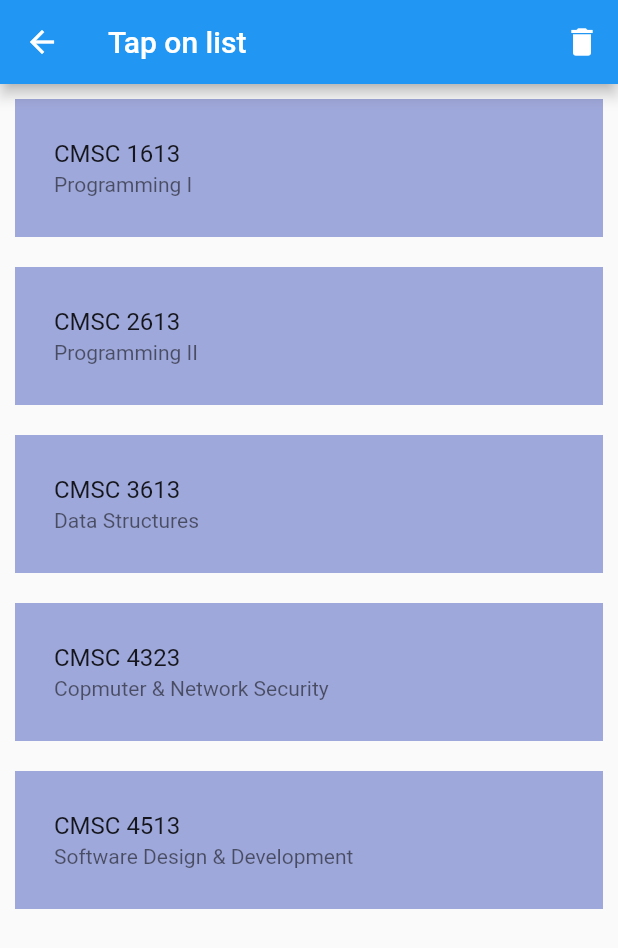
After one commit to nurulakter8/Admin-Function, a Flutter app: the screen it shows after launch, after a tap on "Tap on List Demo", on a phone screen of 412 x 824 dp. The commit adds this screen. Shown: the top 948 px of the screen. Run offline on Flutter 3.47's test engine with Material 2 defaults, Android fonts, the phone set to English and light mode, and no system bars; network calls fail.

Commit message:
3 more screen commit

```diff
--- a/lib/main.dart
+++ b/lib/main.dart
@@ -2,6 +2,7 @@ import 'package:flutter/material.dart';
 import 'package:lesson2/screens/counterdemo_screen.dart';
 import 'package:lesson2/screens/listdemo_screen.dart';
 import 'package:lesson2/screens/start_screen.dart';
+import 'package:lesson2/screens/tapoplist_screen.dart';
 import 'package:lesson2/screens/widgetlifecycle.dart';
 
 void main() {
@@ -18,6 +19,7 @@ class Lesson2App extends StatelessWidget {
         CounterDemoScreen.routeName: (context) => CounterDemoScreen(),
         WidgetLifeCycle.routeName: (context) => WidgetLifeCycle(),
         ListDemoScreen.routeName: (context) => ListDemoScreen(),
+        TapOnListScreen.routeName: (context) => TapOnListScreen(),
       },
     );
   }
--- /dev/null
+++ b/lib/model/course.dart
@@ -0,0 +1,46 @@
+class Course {
+  String number;
+  String title;
+  String prereq;
+  String imageUrl;
+  bool selected;
+  Course(
+      {this.imageUrl,
+      this.number,
+      this.prereq,
+      this.title,
+      this.selected = false});
+}
+
+var courseList = [
+  Course(
+    number: 'CMSC 1613',
+    title: 'Programming I',
+    prereq: 'CMSC 1513',
+    imageUrl: 'https://m.media-amazon.com/images/I/51Z-XJXiQnL._AC_UL320_.jpg',
+  ),
+  Course(
+    number: 'CMSC 2613',
+    title: 'Programming II',
+    prereq: 'CMSC 1613',
+    imageUrl: 'https://m.media-amazon.com/images/I/416cBuHy+ZL._AC_UL320_.jpg',
+  ),
+  Course(
+    number: 'CMSC 3613',
+    title: 'Data Structures',
+    prereq: 'CMSC 2613',
+    imageUrl: 'https://m.media-amazon.com/images/I/81jMGG8Rp8L._AC_UL320_.jpg',
+  ),
+  Course(
+    number: 'CMSC 4323',
+    title: 'Copmuter & Network Security',
+    prereq: 'CMSC 3613',
+    imageUrl: 'https://m.media-amazon.com/images/I/71exZLKmUNL._AC_UY218_.jpg',
+  ),
+  Course(
+    number: 'CMSC 4513',
+    title: 'Software Design & Development',
+    prereq: 'CMSC 4323',
+    imageUrl: 'https://m.media-amazon.com/images/I/713o0wK9yYL._AC_UL320_.jpg',
+  ),
+];
--- a/lib/screens/start_screen.dart
+++ b/lib/screens/start_screen.dart
@@ -1,4 +1,5 @@
 import 'package:flutter/material.dart';
+import 'package:lesson2/screens/tapoplist_screen.dart';
 import 'package:lesson2/screens/widgetlifecycle.dart';
 
 import 'counterdemo_screen.dart';
@@ -30,6 +31,11 @@ class StartScreen extends StatelessWidget {
                   Navigator.pushNamed(context, ListDemoScreen.routeName),
               child: Text("List Demo"),
             ),
+                        RaisedButton(
+              onPressed: () =>
+                  Navigator.pushNamed(context, TapOnListScreen.routeName),
+              child: Text('Tap on List Demo'),
+            ),
           ],
         ),
       ),
--- /dev/null
+++ b/lib/screens/tapoplist_screen.dart
@@ -0,0 +1,115 @@
+import 'package:flutter/material.dart';
+import 'package:lesson2/model/course.dart';
+
+class TapOnListScreen extends StatefulWidget {
+  static const routeName = '/tapOnListScreen';
+
+  @override
+  State<StatefulWidget> createState() {
+    return _TapOnListState();
+  }
+}
+
+class _TapOnListState extends State<TapOnListScreen> {
+  _Controller con;
+
+  @override
+  void initState() {
+    super.initState();
+    con = _Controller(this);
+  }
+
+  void render(fn) => setState(fn);
+
+  @override
+  Widget build(BuildContext context) {
+    return Scaffold(
+      appBar: AppBar(
+        title: Text('Tap on list'),
+        actions: <Widget>[
+          IconButton(
+            icon: Icon(Icons.delete),
+            onPressed: con.delete,
+          ),
+        ],
+      ),
+      body: ListView.builder(
+        itemCount: courseList.length,
+        itemBuilder: con.getListTile,
+      ),
+    );
+  }
+}
+
+class _Controller {
+  _TapOnListState _state;
+  _Controller(this._state);
+
+  Widget getListTile(BuildContext context, int index) {
+    return Container(
+      padding: EdgeInsets.all(10.0),
+      margin: EdgeInsets.all(10.0),
+      color:
+          courseList[index].selected ? Colors.indigo[400] : Colors.indigo[200],
+      child: ListTile(
+        title: Text(courseList[index].number),
+        subtitle: Text(courseList[index].title),
+        onTap: () => _onTap(context, index),
+        onLongPress: () => _onLongPress(context, index),
+      ),
+    );
+  }
+
+  void _onLongPress(BuildContext context, int index) {
+    _state.render(() {
+      courseList[index].selected = !courseList[index].selected;
+    });
+  }
+
+  void delete() {
+    _state.render(() => courseList.removeWhere((course) => course.selected));
+  }
+
+  void _onTap(BuildContext context, int index) async {
+    await showDialog(
+      context: context,
+      barrierDismissible: false, // not dismissed until action to pop
+      builder: (context) => AlertDialog(
+        title: Text(courseList[index].number),
+        backgroundColor: Colors.grey[200],
+        actions: <Widget>[
+          FlatButton(
+            child: Text(
+              'Close',
+              style: TextStyle(fontSize: 30.0),
+            ),
+            onPressed: () => Navigator.of(context).pop(),
+          ),
+        ],
+        content: Card(
+          color: Colors.indigo[200],
+          elevation: 15.0,
+          shape: RoundedRectangleBorder(
+            borderRadius: BorderRadius.circular(20.0),
+          ),
+          child: SingleChildScrollView(
+            child: Column(
+              crossAxisAlignment: CrossAxisAlignment.start,
+              children: <Widget>[
+                Center(child: Image.network(courseList[index].imageUrl)),
+                Text(
+                  courseList[index].title,
+                  style: TextStyle(fontSize: 20.0),
+                ),
+                Text(
+                  'Prerequisite: ${courseList[index].prereq}',
+                  style: TextStyle(fontSize: 20.0),
+                ),
+              ],
+            ),
+          ),
+        ),
+      ),
+    );
+  }
+}
```
Also changed, not shown: lib/screens/listdemo_screen.dart (+53 -17 lines).
